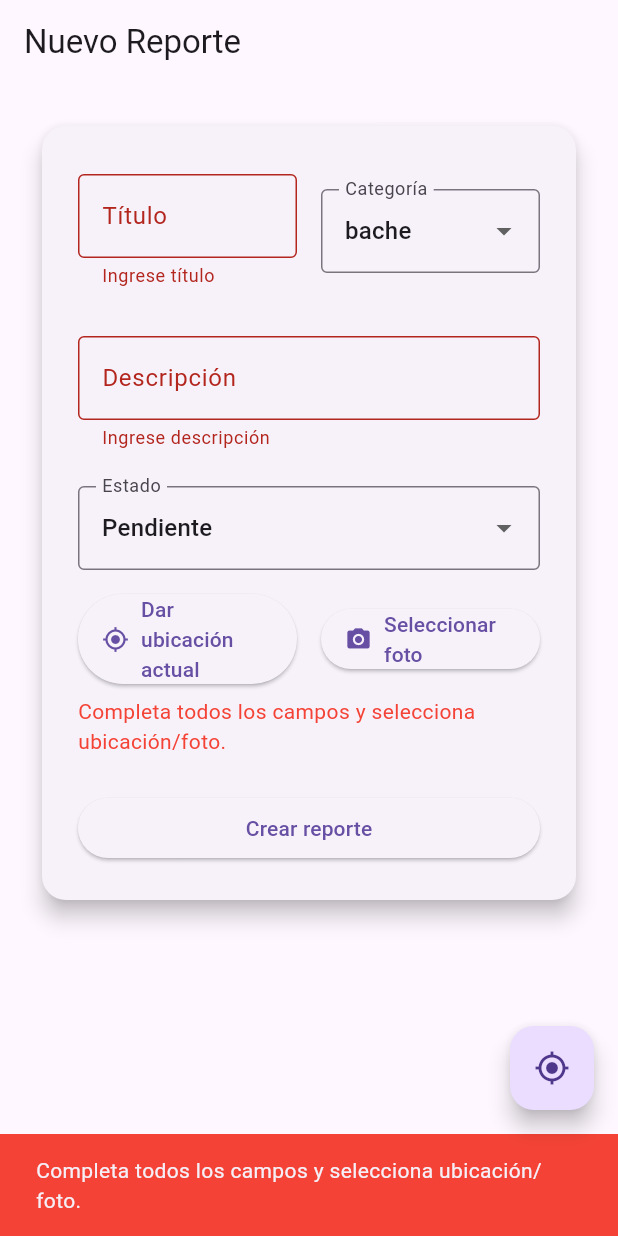
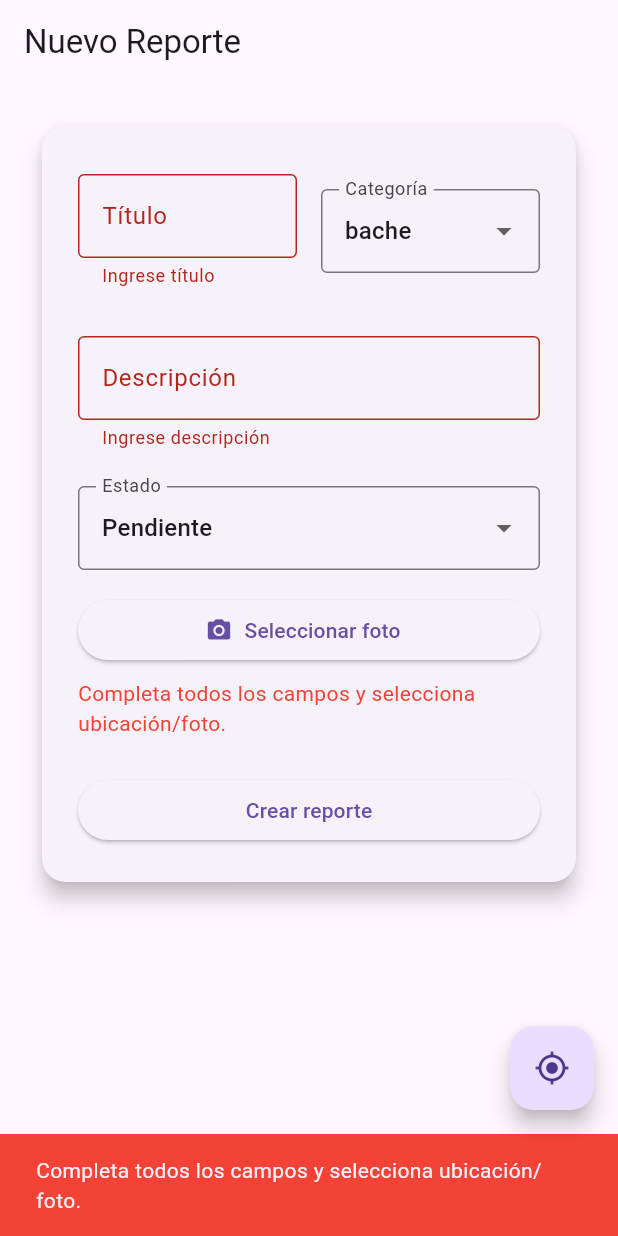
Before and after one commit to RichardPadilla07/prueba3richardpadillaurbanreport, a Flutter app: the CreateReportPage screen opened by its route, after a tap on "Crear reporte", on a phone screen of 412 x 824 dp. Run offline on Flutter 3.47's test engine with Material 3 defaults, Android fonts, the light colour scheme and no system bars; our stand-ins replace flutter_map, geolocator, go_router, image_picker, latlong2, supabase_flutter; accounts and stored records are empty.

Commit message:
puliendo 2

```diff
--- a/lib/modules/map/map_page.dart
+++ b/lib/modules/map/map_page.dart
@@ -17,6 +17,7 @@ class MapPage extends StatefulWidget {
 class _MapPageState extends State<MapPage> {
   late Future<List<Report>> _futureReports;
   LatLng? _currentLocation;
+  final mapController = MapController();
 
   @override
   void initState() {
@@ -31,6 +32,8 @@ class _MapPageState extends State<MapPage> {
       setState(() {
         _currentLocation = LatLng(pos.latitude, pos.longitude);
       });
+      // Centrar el mapa en la ubicación actual
+      mapController.move(_currentLocation!, 15);
     }
   }
 
@@ -60,6 +63,7 @@ class _MapPageState extends State<MapPage> {
           return Stack(
             children: [
               FlutterMap(
+                mapController: mapController,
                 options: MapOptions(
                   initialCenter: _currentLocation ?? const LatLng(19.4326, -99.1332),
                   initialZoom: 13,
--- a/lib/modules/reports/create_report_page.dart
+++ b/lib/modules/reports/create_report_page.dart
@@ -181,9 +181,9 @@ class _CreateReportPageState extends State<CreateReportPage> {
             content: Text(isEdit ? 'Reporte actualizado' : 'Reporte creado'),
           ),
         );
-        // Si es edición, navegar a la pantalla principal de reportes y refrescar
+        // Si es edición, navegar a la pantalla principal de reportes y forzar actualización
         if (isEdit) {
-          context.go('/dashboard', extra: {'refresh': true});
+          Navigator.of(context).pop(true); // Regresa y fuerza actualización en dashboard
         } else {
           Navigator.of(context).pop(true);
         }
@@ -269,14 +269,6 @@ class _CreateReportPageState extends State<CreateReportPage> {
                   const SizedBox(height: 16),
                   Row(
                     children: [
-                      Expanded(
-                        child: ElevatedButton.icon(
-                          onPressed: _getCurrentLocation,
-                          icon: const Icon(Icons.my_location),
-                          label: const Text('Dar ubicación actual'),
-                        ),
-                      ),
-                      const SizedBox(width: 16),
                       Expanded(
                         child: ElevatedButton.icon(
                           onPressed: _pickImage,
```
